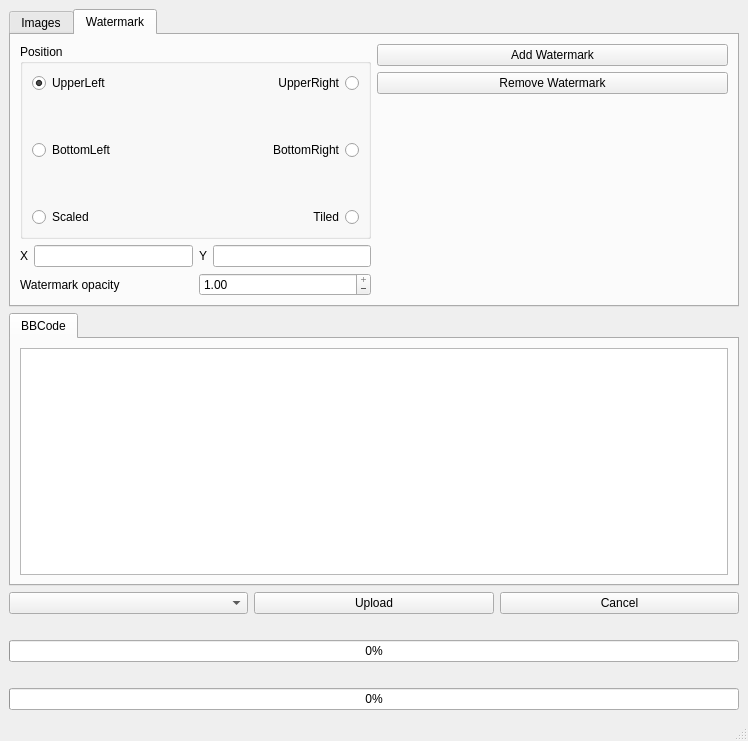
The window that ui.ui (Brandhor/pymguploader) describes before a commit, drawn with Qt 5.
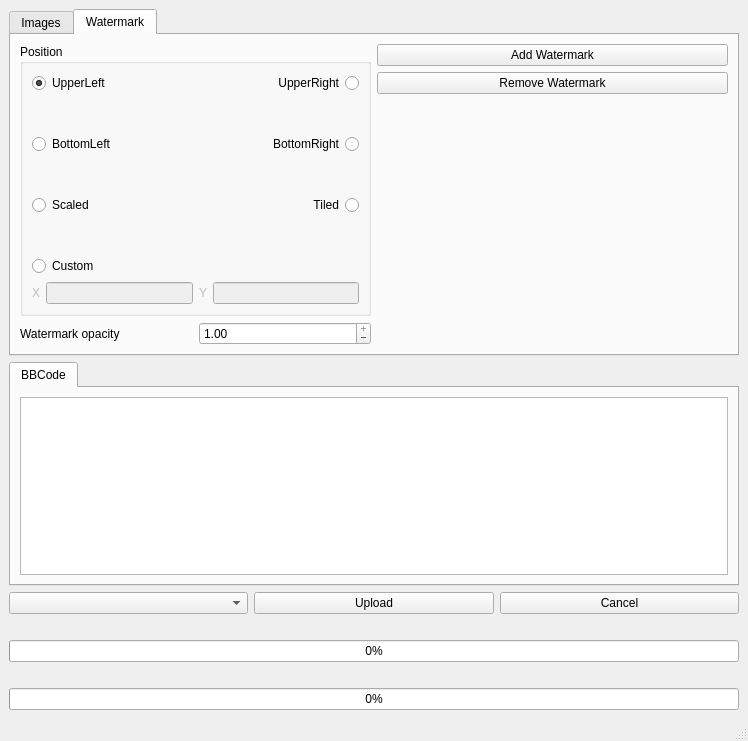
The same window after the commit. The open tabs and pages were chosen to show the change. Icons and pictures are not drawn.

```diff
--- a/ui.ui
+++ b/ui.ui
@@ -29,7 +29,7 @@
        </size>
       </property>
       <property name="currentIndex" >
-       <number>1</number>
+       <number>0</number>
       </property>
       <widget class="QWidget" name="tab_9" >
        <attribute name="title" >
@@ -109,8 +109,11 @@
             <property name="title" >
              <string>Position</string>
             </property>
+            <property name="checkable" >
+             <bool>false</bool>
+            </property>
             <layout class="QGridLayout" >
-             <item row="1" column="0" >
+             <item row="0" column="0" >
               <widget class="QRadioButton" name="rbUpperLeft" >
                <property name="text" >
                 <string>UpperLeft</string>
@@ -120,7 +123,7 @@
                </property>
               </widget>
              </item>
-             <item row="1" column="2" >
+             <item row="0" column="2" >
               <widget class="QRadioButton" name="rbUpperRight" >
                <property name="layoutDirection" >
                 <enum>Qt::RightToLeft</enum>
@@ -130,14 +133,14 @@
                </property>
               </widget>
              </item>
-             <item row="3" column="0" >
+             <item row="2" column="0" >
               <widget class="QRadioButton" name="rbBottomLeft" >
                <property name="text" >
                 <string>BottomLeft</string>
                </property>
               </widget>
              </item>
-             <item row="3" column="2" >
+             <item row="2" column="2" >
               <widget class="QRadioButton" name="rbBottomRight" >
                <property name="layoutDirection" >
                 <enum>Qt::RightToLeft</enum>
@@ -147,7 +150,7 @@
                </property>
               </widget>
              </item>
-             <item row="2" column="0" >
+             <item row="1" column="0" >
               <spacer>
                <property name="orientation" >
                 <enum>Qt::Vertical</enum>
@@ -160,7 +163,7 @@
                </property>
               </spacer>
              </item>
-             <item row="1" column="1" >
+             <item row="0" column="1" >
               <spacer>
                <property name="orientation" >
                 <enum>Qt::Horizontal</enum>
@@ -173,14 +176,14 @@
                </property>
               </spacer>
              </item>
-             <item row="5" column="0" >
+             <item row="4" column="0" >
               <widget class="QRadioButton" name="rbScaled" >
                <property name="text" >
                 <string>Scaled</string>
                </property>
               </widget>
              </item>
-             <item row="5" column="2" >
+             <item row="4" column="2" >
               <widget class="QRadioButton" name="rbTiled" >
                <property name="layoutDirection" >
                 <enum>Qt::RightToLeft</enum>
@@ -190,7 +193,7 @@
                </property>
               </widget>
              </item>
-             <item row="4" column="0" >
+             <item row="3" column="0" >
               <spacer>
                <property name="orientation" >
                 <enum>Qt::Vertical</enum>
@@ -203,32 +206,79 @@
                </property>
               </spacer>
              </item>
-            </layout>
-           </widget>
-          </item>
-          <item>
+             <item row="6" column="0" >
+              <widget class="QRadioButton" name="rbCustom" >
+               <property name="text" >
+                <string>Custom</string>
+               </property>
+              </widget>
+             </item>
+             <item row="6" column="1" colspan="2" >
+              <spacer>
+               <property name="orientation" >
+                <enum>Qt::Horizontal</enum>
+               </property>
+               <property name="sizeHint" >
+                <size>
+                 <width>40</width>
+                 <height>20</height>
+                </size>
+               </property>
+              </spacer>
+             </item>
+             <item row="5" column="1" >
+              <spacer>
+               <property name="orientation" >
+                <enum>Qt::Vertical</enum>
+               </property>
+               <property name="sizeHint" >
+                <size>
+                 <width>20</width>
+                 <height>40</height>
+                </size>
+               </property>
+              </spacer>
+             </item>
+             <item row="7" column="0" colspan="3" >
            <layout class="QHBoxLayout" >
             <item>
-             <widget class="QLabel" name="label_2" >
+                <widget class="QLabel" name="labelX" >
+                 <property name="enabled" >
+                  <bool>false</bool>
+                 </property>
               <property name="text" >
                <string>X</string>
               </property>
              </widget>
             </item>
             <item>
-             <widget class="QLineEdit" name="watermarkX" />
+                <widget class="QLineEdit" name="watermarkX" >
+                 <property name="enabled" >
+                  <bool>false</bool>
+                 </property>
+                </widget>
             </item>
             <item>
-             <widget class="QLabel" name="label_3" >
+                <widget class="QLabel" name="labelY" >
+                 <property name="enabled" >
+                  <bool>false</bool>
+                 </property>
               <property name="text" >
                <string>Y</string>
               </property>
              </widget>
             </item>
             <item>
-             <widget class="QLineEdit" name="watermarkY" />
-            </item>
-           </layout>
+                <widget class="QLineEdit" name="watermarkY" >
+                 <property name="enabled" >
+                  <bool>false</bool>
+                 </property>
+                </widget>
+               </item>
+              </layout>
+             </item>
+            </layout>
+           </widget>
           </item>
           <item>
            <layout class="QHBoxLayout" >
```
Lines whose indentation alone changed are shown as unchanged.
